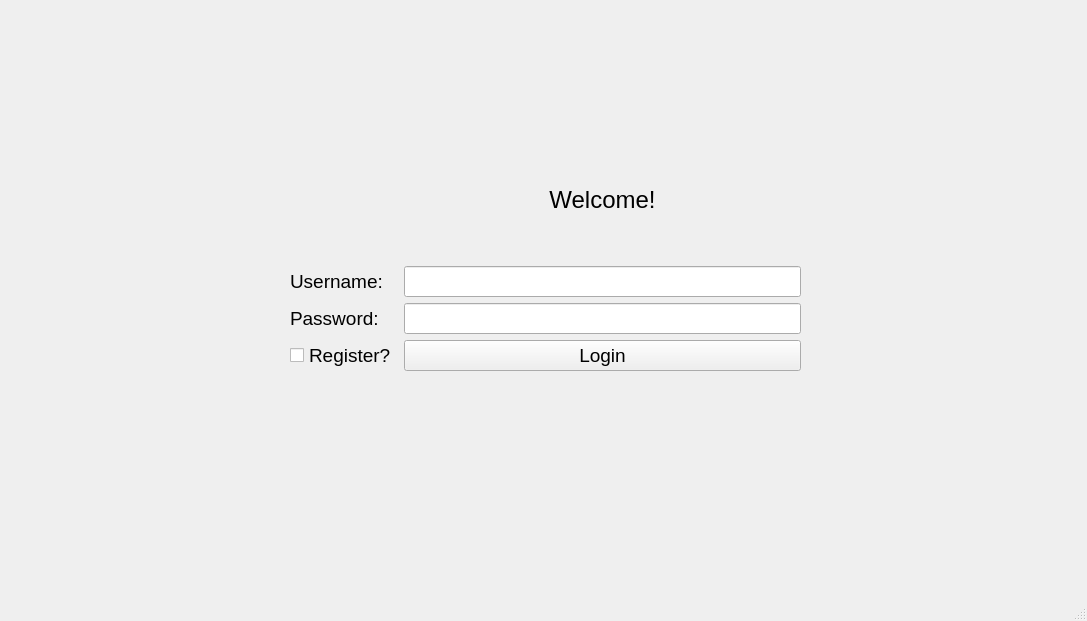
First picture: the form in gui/A_auth_page.ui, repository aliensowo/tpugkuudms, before the edit.
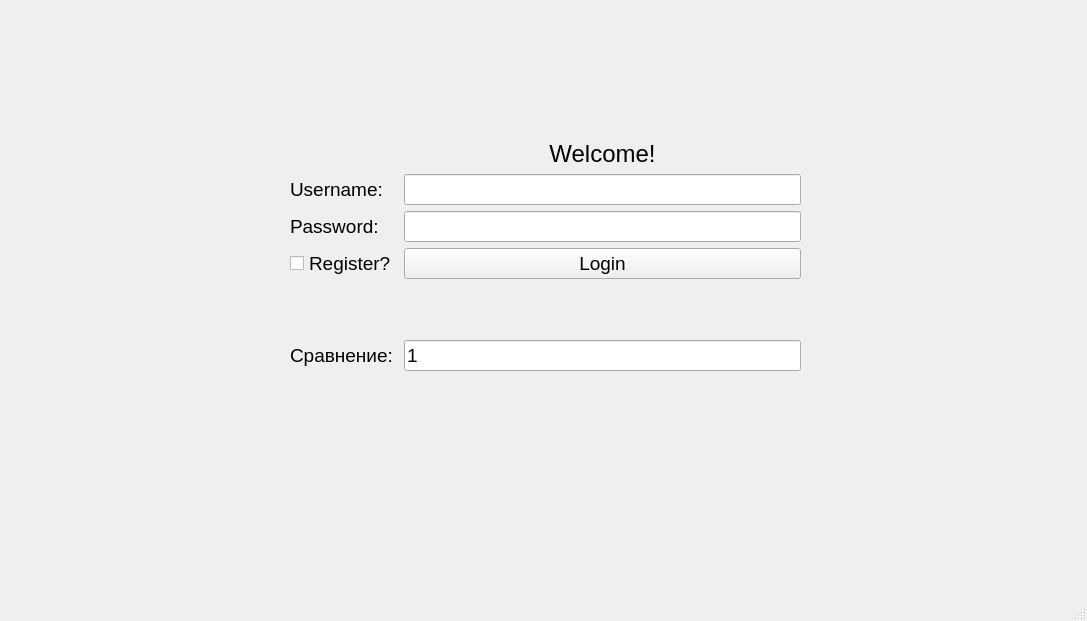
Second picture: the form after the edit.

Patch:
```diff
--- a/gui/A_auth_page.ui
+++ b/gui/A_auth_page.ui
@@ -35,6 +35,13 @@
      <property name="horizontalSpacing">
       <number>7</number>
      </property>
+     <item row="6" column="0">
+      <widget class="QLabel" name="label_4">
+       <property name="text">
+        <string>Сравнение:</string>
+       </property>
+      </widget>
+     </item>
      <item row="2" column="1">
       <widget class="QLineEdit" name="usernameInput">
        <property name="font">
@@ -109,6 +116,26 @@
        </property>
       </widget>
      </item>
+     <item row="6" column="1">
+      <widget class="QLineEdit" name="lineEdit">
+       <property name="text">
+        <string>1</string>
+       </property>
+      </widget>
+     </item>
+     <item row="5" column="0">
+      <spacer name="verticalSpacer">
+       <property name="orientation">
+        <enum>Qt::Vertical</enum>
+       </property>
+       <property name="sizeHint" stdset="0">
+        <size>
+         <width>20</width>
+         <height>40</height>
+        </size>
+       </property>
+      </spacer>
+     </item>
     </layout>
    </widget>
   </widget>
```
Left out of the diff: 2 changed lines with no effect on the pictures.
